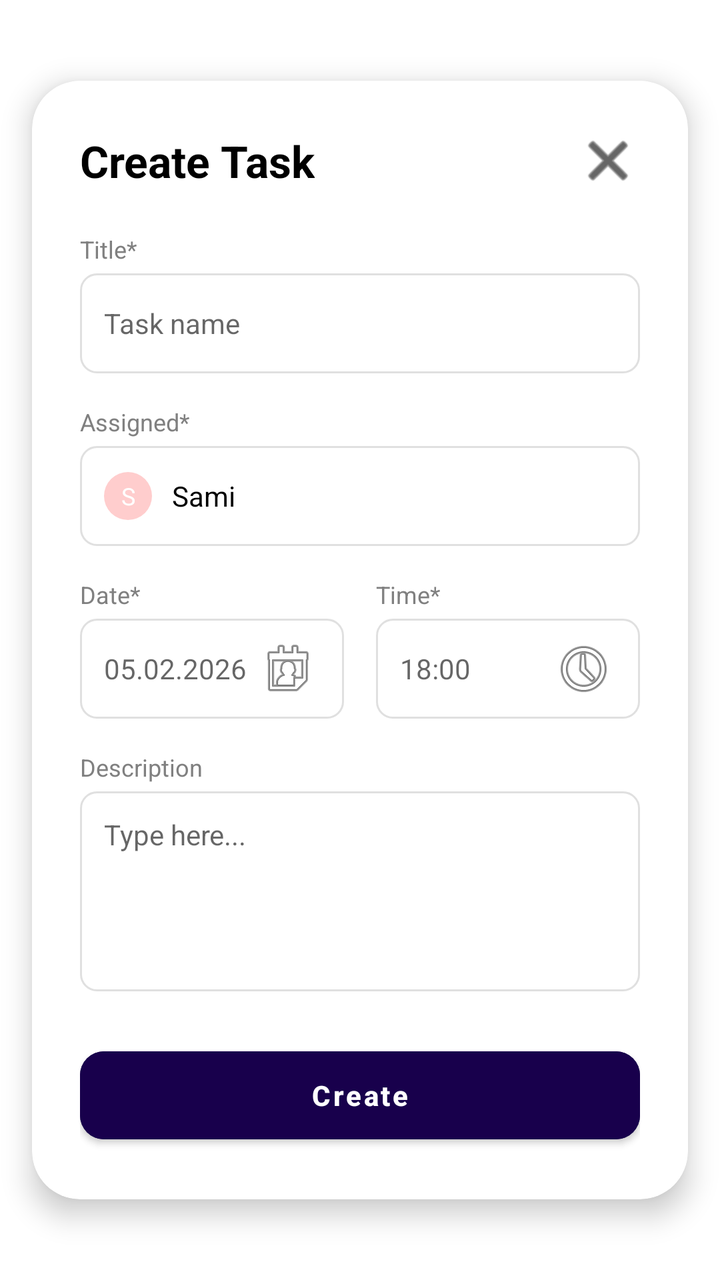
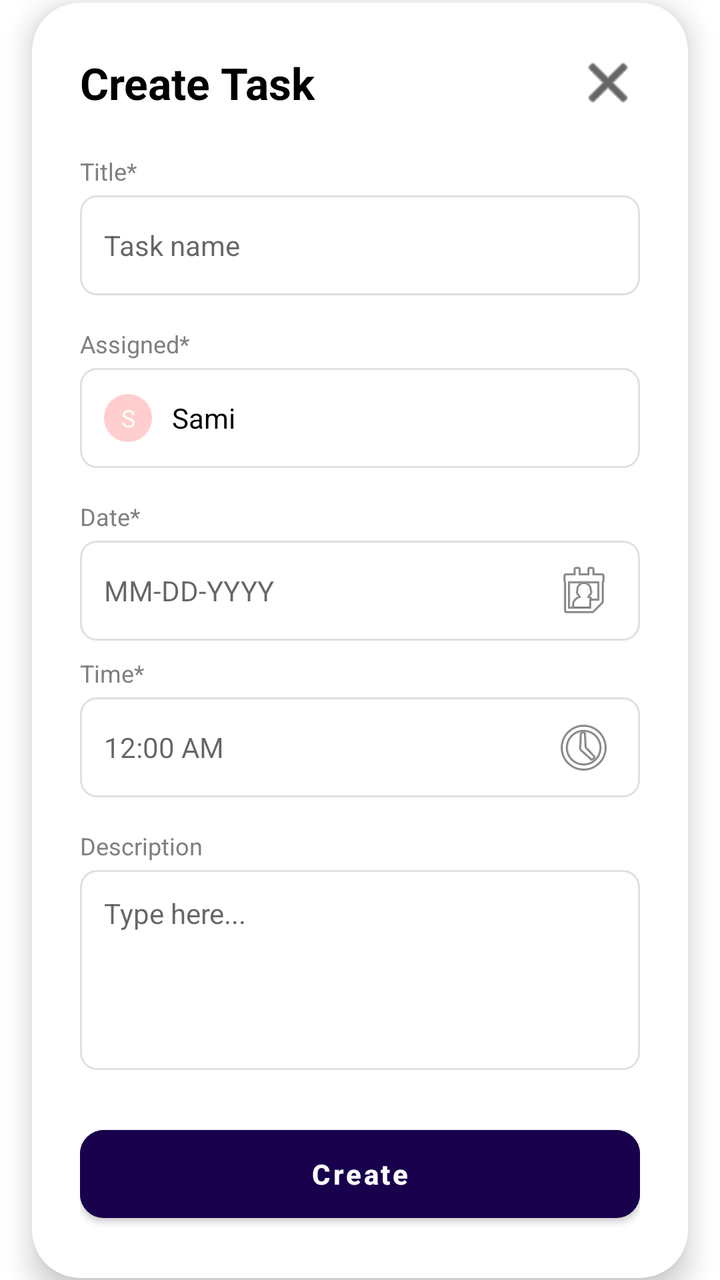

Two renders of the same Android screen: before a commit and after it. Below are the layout's source before the change and the commit's diff.
<!-- AndroidManifest.xml: application theme Theme.MaterialComponents.Light.NoActionBar -->
<!-- res/layout/dialog_add_task.xml -->
<?xml version="1.0" encoding="utf-8"?>
<androidx.constraintlayout.widget.ConstraintLayout xmlns:android="http://schemas.android.com/apk/res/android"
    xmlns:app="http://schemas.android.com/apk/res-auto"
    android:layout_width="match_parent"
    android:layout_height="wrap_content"
    android:background="@android:color/transparent"> <com.google.android.material.card.MaterialCardView
    android:layout_width="match_parent"
    android:layout_height="wrap_content"
    android:layout_margin="16dp"
    app:cardCornerRadius="24dp"
    app:cardElevation="8dp"
    app:layout_constraintBottom_toBottomOf="parent"
    app:layout_constraintEnd_toEndOf="parent"
    app:layout_constraintStart_toStartOf="parent"
    app:layout_constraintTop_toTopOf="parent">

    <LinearLayout
        android:layout_width="match_parent"
        android:layout_height="wrap_content"
        android:orientation="vertical"
        android:padding="24dp">

        <RelativeLayout
            android:layout_width="match_parent"
            android:layout_height="wrap_content"
            android:layout_marginBottom="20dp">

            <TextView
                android:layout_width="wrap_content"
                android:layout_height="wrap_content"
                android:layout_alignParentStart="true"
                android:layout_centerVertical="true"
                android:text="Create Task"
                android:textColor="#000000"
                android:textSize="22sp"
                android:textStyle="bold" />

            <ImageButton
                android:id="@+id/btnCloseTask"
                android:layout_width="32dp"
                android:layout_height="32dp"
                android:layout_alignParentEnd="true"
                android:background="?attr/selectableItemBackgroundBorderless"
                android:contentDescription="Close"
                android:src="@android:drawable/ic_menu_close_clear_cancel"
                app:tint="#000000" />
        </RelativeLayout>

        <TextView android:layout_width="wrap_content" android:layout_height="wrap_content" android:text="Title*" android:textColor="#808080" android:textSize="12sp" android:layout_marginBottom="4dp"/>
        <EditText
            android:id="@+id/etTaskTitle"
            android:layout_width="match_parent"
            android:layout_height="50dp"
            android:background="@drawable/edittext_border"
            android:hint="Task name"
            android:paddingHorizontal="12dp"
            android:layout_marginBottom="16dp"
            android:textSize="14sp"
            android:inputType="textCapSentences"/>

        <TextView android:layout_width="wrap_content" android:layout_height="wrap_content" android:text="Assigned*" android:textColor="#808080" android:textSize="12sp" android:layout_marginBottom="4dp"/>
        <LinearLayout
            android:layout_width="match_parent"
            android:layout_height="50dp"
            android:background="@drawable/edittext_border"
            android:gravity="center_vertical"
            android:paddingHorizontal="12dp"
            android:layout_marginBottom="16dp">

            <TextView
                android:layout_width="24dp"
                android:layout_height="24dp"
                android:background="@drawable/circle_bg"
                android:backgroundTint="#FF4444"
                android:gravity="center"
                android:text="S"
                android:textColor="#FFFFFF"
                android:textSize="12sp" />

            <TextView
                android:layout_width="wrap_content"
                android:layout_height="wrap_content"
                android:layout_marginStart="10dp"
                android:text="Sami"
                android:textSize="14sp"
                android:textColor="#000000"/>
        </LinearLayout>

        <LinearLayout
            android:layout_width="match_parent"
            android:layout_height="wrap_content"
            android:orientation="horizontal"
            android:layout_marginBottom="16dp">

            <LinearLayout android:layout_width="0dp" android:layout_height="wrap_content" android:layout_weight="1" android:orientation="vertical" android:layout_marginEnd="8dp">
                <TextView android:layout_width="wrap_content" android:layout_height="wrap_content" android:text="Date*" android:textColor="#808080" android:textSize="12sp" android:layout_marginBottom="4dp"/>
                <EditText
                    android:id="@+id/etTaskDate"
                    android:layout_width="match_parent"
                    android:layout_height="50dp"
                    android:background="@drawable/edittext_border"
                    android:clickable="true"
                    android:focusable="false"
                    android:hint="05.02.2026"
                    android:textSize="14sp"
                    android:drawableEnd="@android:drawable/ic_menu_my_calendar"
                    android:paddingHorizontal="12dp" />
            </LinearLayout>

            <LinearLayout android:layout_width="0dp" android:layout_height="wrap_content" android:layout_weight="1" android:orientation="vertical" android:layout_marginStart="8dp">
                <TextView android:layout_width="wrap_content" android:layout_height="wrap_content" android:text="Time*" android:textColor="#808080" android:textSize="12sp" android:layout_marginBottom="4dp"/>
                <EditText
                    android:id="@+id/etTaskTime"
                    android:layout_width="match_parent"
                    android:layout_height="50dp"
                    android:background="@drawable/edittext_border"
                    android:clickable="true"
                    android:focusable="false"
                    android:hint="18:00"
                    android:textSize="14sp"
                    android:drawableEnd="@android:drawable/ic_menu_recent_history"
                    android:paddingHorizontal="12dp" />
            </LinearLayout>
        </LinearLayout>

        <TextView android:layout_width="wrap_content" android:layout_height="wrap_content" android:text="Description" android:textColor="#808080" android:textSize="12sp" android:layout_marginBottom="4dp"/>
        <EditText
            android:id="@+id/etTaskDesc"
            android:layout_width="match_parent"
            android:layout_height="100dp"
            android:background="@drawable/edittext_border"
            android:gravity="top"
            android:hint="Type here..."
            android:padding="12dp"
            android:textSize="14sp"
            android:layout_marginBottom="24dp"
            android:inputType="textMultiLine"/>

        <Button
            android:id="@+id/btnCreateTask"
            android:layout_width="match_parent"
            android:layout_height="56dp"
            android:text="Create"
            android:textColor="@android:color/white"
            android:textAllCaps="false"
            android:textStyle="bold"
            android:backgroundTint="#18004c"
            app:cornerRadius="12dp" />

    </LinearLayout>
</com.google.android.material.card.MaterialCardView>
</androidx.constraintlayout.widget.ConstraintLayout>
<!-- resources referenced by this layout -->
<resources>
  <!-- drawable circle_bg (drawable) -->
  <?xml version="1.0" encoding="utf-8"?>
  <shape xmlns:android="http://schemas.android.com/apk/res/android"
      android:shape="oval">
      <solid android:color="#44FFFFFF" /> <size android:width="60dp" android:height="60dp"/>
  </shape>
  <!-- drawable edittext_border (drawable) -->
  <shape xmlns:android="http://schemas.android.com/apk/res/android">
      <solid android:color="#FFFFFF" />
      <stroke android:width="1dp" android:color="#E0E0E0" />
      <corners android:radius="8dp" />
  </shape>
</resources>

<!-- the commit's change to res/layout/dialog_add_task.xml (unified diff, before → after) -->
@@ -3,150 +3,190 @@
     xmlns:app="http://schemas.android.com/apk/res-auto"
     android:layout_width="match_parent"
     android:layout_height="wrap_content"
-    android:background="@android:color/transparent"> <com.google.android.material.card.MaterialCardView
-    android:layout_width="match_parent"
-    android:layout_height="wrap_content"
-    android:layout_margin="16dp"
-    app:cardCornerRadius="24dp"
-    app:cardElevation="8dp"
-    app:layout_constraintBottom_toBottomOf="parent"
-    app:layout_constraintEnd_toEndOf="parent"
-    app:layout_constraintStart_toStartOf="parent"
-    app:layout_constraintTop_toTopOf="parent">
+    android:background="@android:color/transparent">
 
-    <LinearLayout
+    <com.google.android.material.card.MaterialCardView
         android:layout_width="match_parent"
         android:layout_height="wrap_content"
-        android:orientation="vertical"
-        android:padding="24dp">
+        android:layout_margin="16dp"
+        app:cardCornerRadius="24dp"
+        app:cardElevation="8dp"
+        app:layout_constraintBottom_toBottomOf="parent"
+        app:layout_constraintEnd_toEndOf="parent"
+        app:layout_constraintStart_toStartOf="parent"
+        app:layout_constraintTop_toTopOf="parent">
 
-        <RelativeLayout
+        <ScrollView
             android:layout_width="match_parent"
             android:layout_height="wrap_content"
-            android:layout_marginBottom="20dp">
+            android:fillViewport="true">
 
-            <TextView
-                android:layout_width="wrap_content"
+            <LinearLayout
+                android:layout_width="match_parent"
                 android:layout_height="wrap_content"
-                android:layout_alignParentStart="true"
-                android:layout_centerVertical="true"
-                android:text="Create Task"
-                android:textColor="#000000"
-                android:textSize="22sp"
-                android:textStyle="bold" />
+                android:orientation="vertical"
+                android:padding="24dp">
 
-            <ImageButton
-                android:id="@+id/btnCloseTask"
-                android:layout_width="32dp"
-                android:layout_height="32dp"
-                android:layout_alignParentEnd="true"
-                android:background="?attr/selectableItemBackgroundBorderless"
-                android:contentDescription="Close"
-                android:src="@android:drawable/ic_menu_close_clear_cancel"
-                app:tint="#000000" />
-        </RelativeLayout>
+                <RelativeLayout
+                    android:layout_width="match_parent"
+                    android:layout_height="wrap_content"
+                    android:layout_marginBottom="20dp">
 
-        <TextView android:layout_width="wrap_content" android:layout_height="wrap_content" android:text="Title*" android:textColor="#808080" android:textSize="12sp" android:layout_marginBottom="4dp"/>
-        <EditText
-            android:id="@+id/etTaskTitle"
-            android:layout_width="match_parent"
-            android:layout_height="50dp"
-            android:background="@drawable/edittext_border"
-            android:hint="Task name"
-            android:paddingHorizontal="12dp"
-            android:layout_marginBottom="16dp"
-            android:textSize="14sp"
-            android:inputType="textCapSentences"/>
+                    <TextView
+                        android:layout_width="wrap_content"
+                        android:layout_height="wrap_content"
+                        android:layout_alignParentStart="true"
+                        android:layout_centerVertical="true"
+                        android:text="Create Task"
+                        android:textColor="#000000"
+                        android:textSize="22sp"
+                        android:textStyle="bold" />
 
-        <TextView android:layout_width="wrap_content" android:layout_height="wrap_content" android:text="Assigned*" android:textColor="#808080" android:textSize="12sp" android:layout_marginBottom="4dp"/>
-        <LinearLayout
-            android:layout_width="match_parent"
-            android:layout_height="50dp"
-            android:background="@drawable/edittext_border"
-            android:gravity="center_vertical"
-            android:paddingHorizontal="12dp"
-            android:layout_marginBottom="16dp">
+                    <ImageButton
+                        android:id="@+id/btnCloseTask"
+                        android:layout_width="32dp"
+                        android:layout_height="32dp"
+                        android:layout_alignParentEnd="true"
+                        android:background="?attr/selectableItemBackgroundBorderless"
+                        android:contentDescription="Close"
+                        android:src="@android:drawable/ic_menu_close_clear_cancel"
+                        app:tint="#000000" />
+                </RelativeLayout>
 
-            <TextView
-                android:layout_width="24dp"
-                android:layout_height="24dp"
-                android:background="@drawable/circle_bg"
-                android:backgroundTint="#FF4444"
-                android:gravity="center"
-                android:text="S"
-                android:textColor="#FFFFFF"
-                android:textSize="12sp" />
+                <TextView
+                    android:layout_width="wrap_content"
+                    android:layout_height="wrap_content"
+                    android:layout_marginBottom="4dp"
+                    android:text="Title*"
+                    android:textColor="#808080"
+                    android:textSize="12sp" />
 
-            <TextView
-                android:layout_width="wrap_content"
-                android:layout_height="wrap_content"
-                android:layout_marginStart="10dp"
-                android:text="Sami"
-                android:textSize="14sp"
-                android:textColor="#000000"/>
-        </LinearLayout>
-
-        <LinearLayout
-            android:layout_width="match_parent"
-            android:layout_height="wrap_content"
-            android:orientation="horizontal"
-            android:layout_marginBottom="16dp">
-
-            <LinearLayout android:layout_width="0dp" android:layout_height="wrap_content" android:layout_weight="1" android:orientation="vertical" android:layout_marginEnd="8dp">
-                <TextView android:layout_width="wrap_content" android:layout_height="wrap_content" android:text="Date*" android:textColor="#808080" android:textSize="12sp" android:layout_marginBottom="4dp"/>
                 <EditText
-                    android:id="@+id/etTaskDate"
+                    android:id="@+id/etTaskTitle"
                     android:layout_width="match_parent"
                     android:layout_height="50dp"
+                    android:layout_marginBottom="16dp"
                     android:background="@drawable/edittext_border"
-                    android:clickable="true"
-                    android:focusable="false"
-                    android:hint="05.02.2026"
-                    android:textSize="14sp"
-                    android:drawableEnd="@android:drawable/ic_menu_my_calendar"
-                    android:paddingHorizontal="12dp" />
-            </LinearLayout>
+                    android:hint="Task name"
+                    android:inputType="textCapSentences"
+                    android:paddingHorizontal="12dp"
+                    android:textSize="14sp" />
 
-            <LinearLayout android:layout_width="0dp" android:layout_height="wrap_content" android:layout_weight="1" android:orientation="vertical" android:layout_marginStart="8dp">
-                <TextView android:layout_width="wrap_content" android:layout_height="wrap_content" android:text="Time*" android:textColor="#808080" android:textSize="12sp" android:layout_marginBottom="4dp"/>
-                <EditText
-                    android:id="@+id/etTaskTime"
+                <TextView
+                    android:layout_width="wrap_content"
+                    android:layout_height="wrap_content"
+                    android:layout_marginBottom="4dp"
+                    android:text="Assigned*"
+                    android:textColor="#808080"
+                    android:textSize="12sp" />
+
+                <LinearLayout
                     android:layout_width="match_parent"
                     android:layout_height="50dp"
+                    android:layout_marginBottom="16dp"
                     android:background="@drawable/edittext_border"
-                    android:clickable="true"
-                    android:focusable="false"
-                    android:hint="18:00"
-                    android:textSize="14sp"
-                    android:drawableEnd="@android:drawable/ic_menu_recent_history"
-                    android:paddingHorizontal="12dp" />
+                    android:gravity="center_vertical"
+                    android:paddingHorizontal="12dp">
+
+                    <TextView
+                        android:layout_width="24dp"
+                        android:layout_height="24dp"
+                        android:background="@drawable/circle_bg"
+                        android:backgroundTint="#FF4444"
+                        android:gravity="center"
+                        android:text="S"
+                        android:textColor="#FFFFFF"
+                        android:textSize="12sp" />
+
+                    <TextView
+                        android:layout_width="wrap_content"
+                        android:layout_height="wrap_content"
+                        android:layout_marginStart="10dp"
+                        android:text="Sami"
+                        android:textColor="#000000"
+                        android:textSize="14sp" />
+                </LinearLayout>
+
+                <LinearLayout
+                    android:layout_width="match_parent"
+                    android:layout_height="wrap_content"
+                    android:layout_marginBottom="16dp"
+                    android:orientation="vertical">
+
+                    <TextView
+                        android:layout_width="wrap_content"
+                        android:layout_height="wrap_content"
+                        android:layout_marginBottom="4dp"
+                        android:text="Date*"
+                        android:textColor="#808080"
+                        android:textSize="12sp" />
+
+                    <EditText
+                        android:id="@+id/etTaskDate"
+                        android:layout_width="match_parent"
+                        android:layout_height="50dp"
+                        android:layout_marginBottom="8dp"
+                        android:background="@drawable/edittext_border"
+                        android:clickable="true"
+                        android:drawableEnd="@android:drawable/ic_menu_my_calendar"
+                        android:focusable="false"
+                        android:hint="MM-DD-YYYY"
+                        android:paddingHorizontal="12dp"
+                        android:textSize="14sp" />
+
+                    <TextView
+                        android:layout_width="wrap_content"
+                        android:layout_height="wrap_content"
+                        android:layout_marginBottom="4dp"
+                        android:text="Time*"
+                        android:textColor="#808080"
+                        android:textSize="12sp" />
+
+                    <EditText
+                        android:id="@+id/etTaskTime"
+                        android:layout_width="match_parent"
+                        android:layout_height="50dp"
+                        android:background="@drawable/edittext_border"
+                        android:clickable="true"
+                        android:drawableEnd="@android:drawable/ic_menu_recent_history"
+                        android:focusable="false"
+                        android:hint="12:00 AM"
+                        android:paddingHorizontal="12dp"
+                        android:textSize="14sp" />
+                </LinearLayout>
+
+                <TextView
+                    android:layout_width="wrap_content"
+                    android:layout_height="wrap_content"
+                    android:layout_marginBottom="4dp"
+                    android:text="Description"
+                    android:textColor="#808080"
+                    android:textSize="12sp" />
+
+                <EditText
+                    android:id="@+id/etTaskDesc"
+                    android:layout_width="match_parent"
+                    android:layout_height="100dp"
+                    android:layout_marginBottom="24dp"
+                    android:background="@drawable/edittext_border"
+                    android:gravity="top"
+                    android:hint="Type here..."
+                    android:inputType="textMultiLine"
+                    android:padding="12dp"
+                    android:textSize="14sp" />
+
+                <Button
+                    android:id="@+id/btnCreateTask"
+                    android:layout_width="match_parent"
+                    android:layout_height="56dp"
+                    android:backgroundTint="#18004c"
+                    android:text="Create"
+                    android:textAllCaps="false"
+                    android:textColor="@android:color/white"
+                    android:textStyle="bold"
+                    app:cornerRadius="12dp" />
+
             </LinearLayout>
-        </LinearLayout>
-
-        <TextView android:layout_width="wrap_content" android:layout_height="wrap_content" android:text="Description" android:textColor="#808080" android:textSize="12sp" android:layout_marginBottom="4dp"/>
-        <EditText
-            android:id="@+id/etTaskDesc"
-            android:layout_width="match_parent"
-            android:layout_height="100dp"
-            android:background="@drawable/edittext_border"
-            android:gravity="top"
-            android:hint="Type here..."
-            android:padding="12dp"
-            android:textSize="14sp"
-            android:layout_marginBottom="24dp"
-            android:inputType="textMultiLine"/>
-
-        <Button
-            android:id="@+id/btnCreateTask"
-            android:layout_width="match_parent"
-            android:layout_height="56dp"
-            android:text="Create"
-            android:textColor="@android:color/white"
-            android:textAllCaps="false"
-            android:textStyle="bold"
-            android:backgroundTint="#18004c"
-            app:cornerRadius="12dp" />
-
-    </LinearLayout>
-</com.google.android.material.card.MaterialCardView>
+        </ScrollView>
+    </com.google.android.material.card.MaterialCardView>
 </androidx.constraintlayout.widget.ConstraintLayout>
